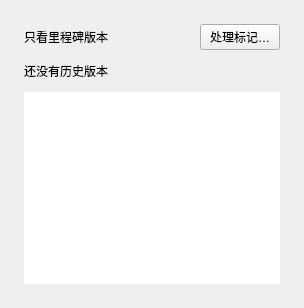
First picture: the form in windows/mainwindow_child/homepage/pages/homepage_page_backup.ui, repository Zao-chen/ZcVersionBox, before the edit.
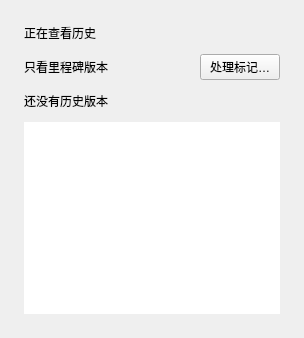
Second picture: the form after the edit.

Commit message: fix: 保留合并忽略规则并标明历史浏览方案

What changed in the file:
```diff
--- a/windows/mainwindow_child/homepage/pages/homepage_page_backup.ui
+++ b/windows/mainwindow_child/homepage/pages/homepage_page_backup.ui
@@ -2,7 +2,7 @@
 <ui version="4.0">
  <class>HomePageBackupPage</class>
  <widget class="QWidget" name="HomePageBackupPage">
-  <layout class="QVBoxLayout" name="pageLayout" stretch="0,0,1">
+  <layout class="QVBoxLayout" name="pageLayout" stretch="0,0,0,1">
    <property name="leftMargin">
     <number>24</number>
    </property>
@@ -18,6 +18,13 @@
    <property name="spacing">
     <number>12</number>
    </property>
+   <item>
+    <widget class="QLabel" name="viewingBranchLabel">
+     <property name="text"><string>正在查看历史</string></property>
+     <property name="textFormat"><enum>Qt::PlainText</enum></property>
+     <property name="wordWrap"><bool>true</bool></property>
+    </widget>
+   </item>
    <item>
     <layout class="QHBoxLayout" name="filterLayout">
      <property name="spacing"><number>8</number></property>
```
The commit also changes 4 other files.
